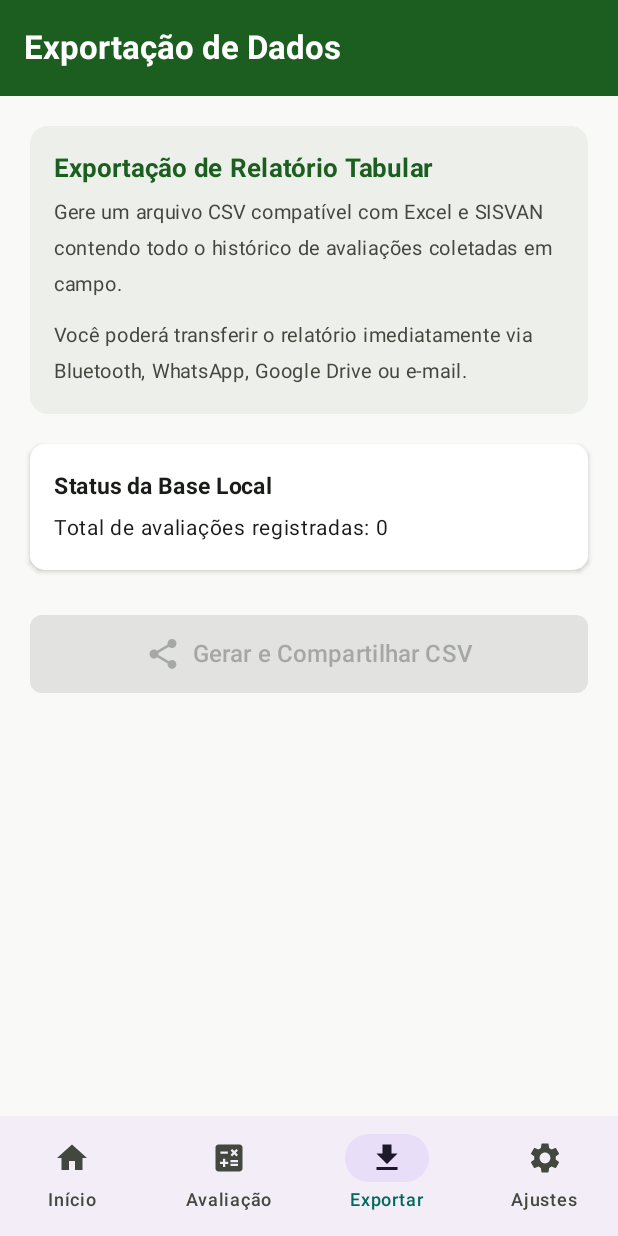
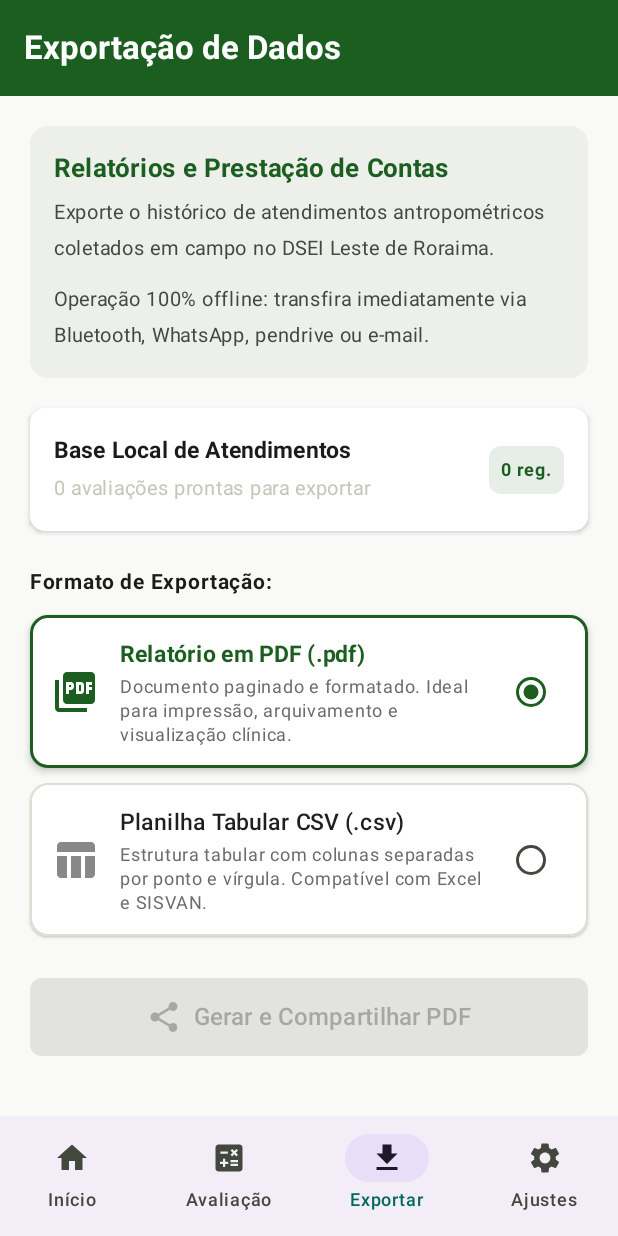
Before and after one commit to felipeAmaral7/nutridisco-app, an Android app built with Jetpack Compose: the ExportacaoScreen screen opened through its navigation route, on a phone screen of 412 x 824 dp. Run offline under Robolectric (Android 15) with nearby library versions, the phone set to English and light mode, and no system bars; our stand-ins replace Dagger/Hilt's generated code, Room's generated code; network calls fail.

Commit message:
feat(export): exportacao de relatorios em PDF nativo e seletor de formato
- Cria PdfExportManager usando PdfDocument nativo do Android com relatorio A4 paginado, cabecalho institucional, resumo clinico e tabela com status da OMS

- Adiciona cards seletores de formato (PDF vs CSV) na ExportacaoScreen

- Atualiza ExportacaoViewModel para suportar geracao e compartilhamento em ambos os formatos

- Testes unitarios para PdfExportManager e ExportacaoViewModel

```diff
--- a/app/src/main/java/com/nutridisco/app/domain/export/CsvExportManager.kt
+++ b/app/src/main/java/com/nutridisco/app/domain/export/CsvExportManager.kt
@@ -18,13 +18,13 @@ import javax.inject.Inject
 import javax.inject.Singleton
 
 @Singleton
-class CsvExportManager @Inject constructor(
+open class CsvExportManager @Inject constructor(
     @ApplicationContext private val context: Context
 ) {
 
     private val fileDateFormat = SimpleDateFormat("yyyyMMdd_HHmm", Locale.getDefault())
 
-    suspend fun gerarCsvAvaliacoes(avaliacoes: List<AvaliacaoDetalhada>): File =
+    open suspend fun gerarCsvAvaliacoes(avaliacoes: List<AvaliacaoDetalhada>): File =
         withContext(Dispatchers.IO) {
             val exportDir = File(context.cacheDir, "exports")
             if (!exportDir.exists()) {
@@ -46,7 +46,7 @@ class CsvExportManager @Inject constructor(
             file
         }
 
-    fun criarIntentCompartilhamento(file: File): Intent {
+    open fun criarIntentCompartilhamento(file: File): Intent {
         val uri = FileProvider.getUriForFile(
             context,
             "${context.packageName}.fileprovider",
--- a/app/src/main/java/com/nutridisco/app/presentation/exportacao/ExportacaoScreen.kt
+++ b/app/src/main/java/com/nutridisco/app/presentation/exportacao/ExportacaoScreen.kt
@@ -1,18 +1,25 @@
 package com.nutridisco.app.presentation.exportacao
 
+import androidx.compose.foundation.BorderStroke
+import androidx.compose.foundation.clickable
+import androidx.compose.foundation.layout.Arrangement
 import androidx.compose.foundation.layout.Box
 import androidx.compose.foundation.layout.Column
+import androidx.compose.foundation.layout.Row
 import androidx.compose.foundation.layout.Spacer
 import androidx.compose.foundation.layout.fillMaxSize
 import androidx.compose.foundation.layout.fillMaxWidth
 import androidx.compose.foundation.layout.height
 import androidx.compose.foundation.layout.padding
+import androidx.compose.foundation.layout.size
+import androidx.compose.foundation.layout.width
 import androidx.compose.foundation.rememberScrollState
 import androidx.compose.foundation.shape.RoundedCornerShape
 import androidx.compose.foundation.verticalScroll
 import androidx.compose.material.icons.Icons
-import androidx.compose.material.icons.filled.FileDownload
+import androidx.compose.material.icons.filled.PictureAsPdf
 import androidx.compose.material.icons.filled.Share
+import androidx.compose.material.icons.filled.TableChart
 import androidx.compose.material3.Button
 import androidx.compose.material3.ButtonDefaults
 import androidx.compose.material3.Card
@@ -21,7 +28,10 @@ import androidx.compose.material3.CircularProgressIndicator
 import androidx.compose.material3.ExperimentalMaterial3Api
 import androidx.compose.material3.Icon
 import androidx.compose.material3.MaterialTheme
+import androidx.compose.material3.RadioButton
+import androidx.compose.material3.RadioButtonDefaults
 import androidx.compose.material3.Scaffold
+import androidx.compose.material3.Surface
 import androidx.compose.material3.Text
 import androidx.compose.material3.TopAppBar
 import androidx.compose.material3.TopAppBarDefaults
@@ -31,6 +41,7 @@ import androidx.compose.runtime.getValue
 import androidx.compose.ui.Alignment
 import androidx.compose.ui.Modifier
 import androidx.compose.ui.graphics.Color
+import androidx.compose.ui.graphics.vector.ImageVector
 import androidx.compose.ui.platform.LocalContext
 import androidx.compose.ui.text.font.FontWeight
 import androidx.compose.ui.unit.dp
@@ -73,20 +84,20 @@ fun ExportacaoScreen(
             ) {
                 Column(modifier = Modifier.padding(16.dp)) {
                     Text(
-                        text = "Exportação de Relatório Tabular",
+                        text = "Relatórios e Prestação de Contas",
                         fontSize = 17.sp,
                         fontWeight = FontWeight.Bold,
                         color = PrimaryGreen
                     )
                     Spacer(modifier = Modifier.height(6.dp))
                     Text(
-                        text = "Gere um arquivo CSV compatível com Excel e SISVAN contendo todo o histórico de avaliações coletadas em campo.",
+                        text = "Exporte o histórico de atendimentos antropométricos coletados em campo no DSEI Leste de Roraima.",
                         fontSize = 13.sp,
                         color = MaterialTheme.colorScheme.onSurfaceVariant
                     )
                     Spacer(modifier = Modifier.height(10.dp))
                     Text(
-                        text = "Você poderá transferir o relatório imediatamente via Bluetooth, WhatsApp, Google Drive ou e-mail.",
+                        text = "Operação 100% offline: transfira imediatamente via Bluetooth, WhatsApp, pendrive ou e-mail.",
                         fontSize = 13.sp,
                         color = MaterialTheme.colorScheme.onSurfaceVariant
                     )
@@ -101,20 +112,70 @@ fun ExportacaoScreen(
                 shape = RoundedCornerShape(10.dp),
                 modifier = Modifier.fillMaxWidth()
             ) {
-                Column(modifier = Modifier.padding(16.dp)) {
+                Row(
+                    modifier = Modifier
+                        .fillMaxWidth()
+                        .padding(16.dp),
+                    horizontalArrangement = Arrangement.SpaceBetween,
+                    verticalAlignment = Alignment.CenterVertically
+                ) {
+                    Column {
                         Text(
-                        text = "Status da Base Local",
+                            text = "Base Local de Atendimentos",
                             fontSize = 15.sp,
                             fontWeight = FontWeight.Bold
                         )
-                    Spacer(modifier = Modifier.height(4.dp))
+                        Spacer(modifier = Modifier.height(2.dp))
                         Text(
-                        text = "Total de avaliações registradas: ${avaliacoes.size}",
-                        fontSize = 14.sp,
-                        color = MaterialTheme.colorScheme.onSurface
+                            text = "${avaliacoes.size} avaliações prontas para exportar",
+                            fontSize = 13.sp,
+                            color = MaterialTheme.colorScheme.outline
+                        )
+                    }
+
+                    Surface(
+                        shape = RoundedCornerShape(8.dp),
+                        color = PrimaryGreen.copy(alpha = 0.1f)
+                    ) {
+                        Text(
+                            text = "${avaliacoes.size} reg.",
+                            color = PrimaryGreen,
+                            fontWeight = FontWeight.Bold,
+                            fontSize = 12.sp,
+                            modifier = Modifier.padding(horizontal = 8.dp, vertical = 4.dp)
                         )
                     }
                 }
+            }
+
+            Spacer(modifier = Modifier.height(22.dp))
+
+            Text(
+                text = "Formato de Exportação:",
+                fontSize = 14.sp,
+                fontWeight = FontWeight.Bold,
+                color = MaterialTheme.colorScheme.onSurface
+            )
+
+            Spacer(modifier = Modifier.height(10.dp))
+
+            CardFormato(
+                titulo = "Relatório em PDF (.pdf)",
+                descricao = "Documento paginado e formatado. Ideal para impressão, arquivamento e visualização clínica.",
+                icone = Icons.Default.PictureAsPdf,
+                selecionado = state.formatoSelecionado == FormatoExportacao.PDF,
+                onClick = { viewModel.selecionarFormato(FormatoExportacao.PDF) }
+            )
+
+            Spacer(modifier = Modifier.height(10.dp))
+
+            CardFormato(
+                titulo = "Planilha Tabular CSV (.csv)",
+                descricao = "Estrutura tabular com colunas separadas por ponto e vírgula. Compatível com Excel e SISVAN.",
+                icone = Icons.Default.TableChart,
+                selecionado = state.formatoSelecionado == FormatoExportacao.CSV,
+                onClick = { viewModel.selecionarFormato(FormatoExportacao.CSV) }
+            )
 
             state.mensagemSucesso?.let { msg ->
                 Spacer(modifier = Modifier.height(14.dp))
@@ -136,10 +197,10 @@ fun ExportacaoScreen(
                 )
             }
 
-            Spacer(modifier = Modifier.height(30.dp))
+            Spacer(modifier = Modifier.height(28.dp))
 
             Button(
-                onClick = { viewModel.exportarECompartilhar(context) },
+                onClick = { viewModel.exportar(state.formatoSelecionado, context) },
                 enabled = !state.exportando && avaliacoes.isNotEmpty(),
                 colors = ButtonDefaults.buttonColors(containerColor = PrimaryGreen),
                 shape = RoundedCornerShape(8.dp),
@@ -148,13 +209,77 @@ fun ExportacaoScreen(
                     .height(52.dp)
             ) {
                 if (state.exportando) {
-                    CircularProgressIndicator(color = Color.White, modifier = Modifier.height(24.dp))
+                    CircularProgressIndicator(color = Color.White, modifier = Modifier.size(22.dp), strokeWidth = 2.dp)
                 } else {
                     Icon(Icons.Default.Share, contentDescription = null)
                     Spacer(modifier = Modifier.padding(horizontal = 4.dp))
-                    Text("Gerar e Compartilhar CSV", fontSize = 16.sp, fontWeight = FontWeight.SemiBold)
+                    Text(
+                        text = "Gerar e Compartilhar ${state.formatoSelecionado.extensao.uppercase()}",
+                        fontSize = 16.sp,
+                        fontWeight = FontWeight.SemiBold
+                    )
                 }
             }
         }
     }
 }
+
+@Composable
+private fun CardFormato(
+    titulo: String,
+    descricao: String,
+    icone: ImageVector,
+    selecionado: Boolean,
+    onClick: () -> Unit
+) {
+    Card(
+        colors = CardDefaults.cardColors(containerColor = Color.White),
+        shape = RoundedCornerShape(12.dp),
+        border = BorderStroke(
+            width = if (selecionado) 2.dp else 1.dp,
+            color = if (selecionado) PrimaryGreen else Color(0xFFE0DCD2)
+        ),
+        elevation = CardDefaults.cardElevation(defaultElevation = if (selecionado) 3.dp else 1.dp),
+        modifier = Modifier
+            .fillMaxWidth()
+            .clickable(onClick = onClick)
+    ) {
+        Row(
+            modifier = Modifier
+                .fillMaxWidth()
+                .padding(14.dp),
+            verticalAlignment = Alignment.CenterVertically
+        ) {
+            Icon(
+                imageVector = icone,
+                contentDescription = null,
+                tint = if (selecionado) PrimaryGreen else Color.Gray,
+                modifier = Modifier.size(32.dp)
+            )
+
+            Spacer(modifier = Modifier.width(14.dp))
+
+            Column(modifier = Modifier.weight(1f)) {
+                Text(
+                    text = titulo,
+                    fontSize = 15.sp,
+                    fontWeight = if (selecionado) FontWeight.Bold else FontWeight.Medium,
+                    color = if (selecionado) PrimaryGreen else Color(0xFF1F1F1F)
+                )
+                Spacer(modifier = Modifier.height(2.dp))
+                Text(
+                    text = descricao,
+                    fontSize = 12.sp,
+                    color = Color(0xFF6B6B6B),
+                    lineHeight = 16.sp
+                )
+            }
+
+            RadioButton(
+                selected = selecionado,
+                onClick = onClick,
+                colors = RadioButtonDefaults.colors(selectedColor = PrimaryGreen)
+            )
+        }
+    }
+}
```
Also changed, not shown: app/src/main/java/com/nutridisco/app/domain/export/PdfExportManager.kt (added, +318 -0 lines), app/src/main/java/com/nutridisco/app/presentation/exportacao/ExportacaoViewModel.kt (+36 -8 lines), 2 other files. Lines whose indentation alone changed are shown as unchanged.
